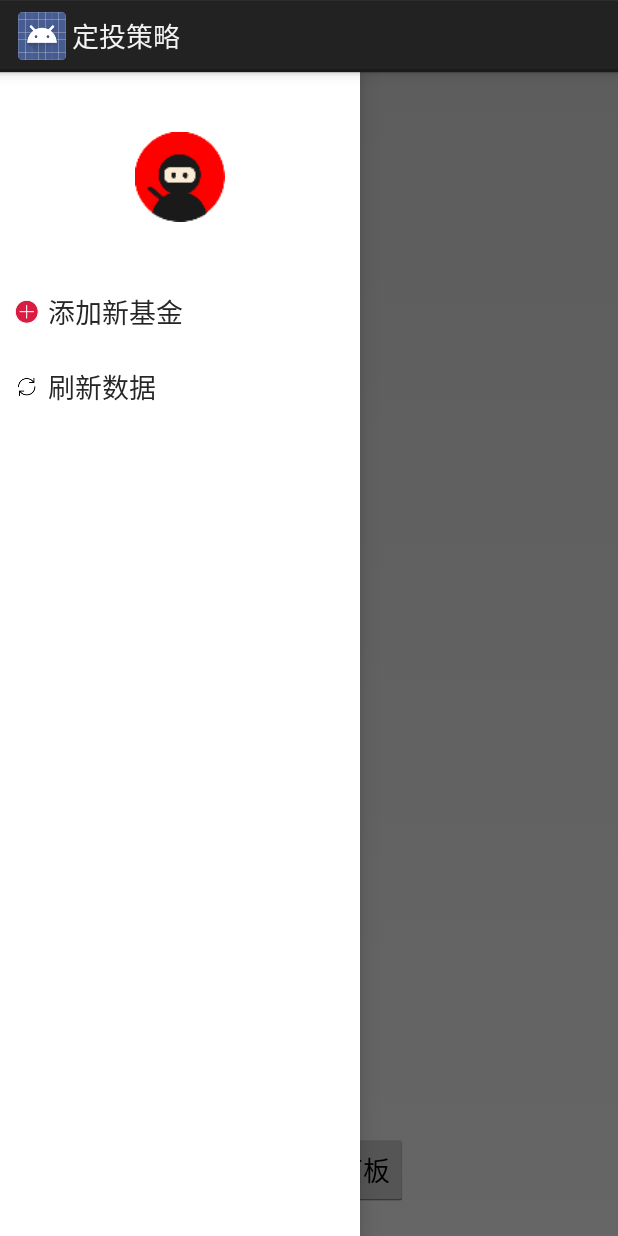
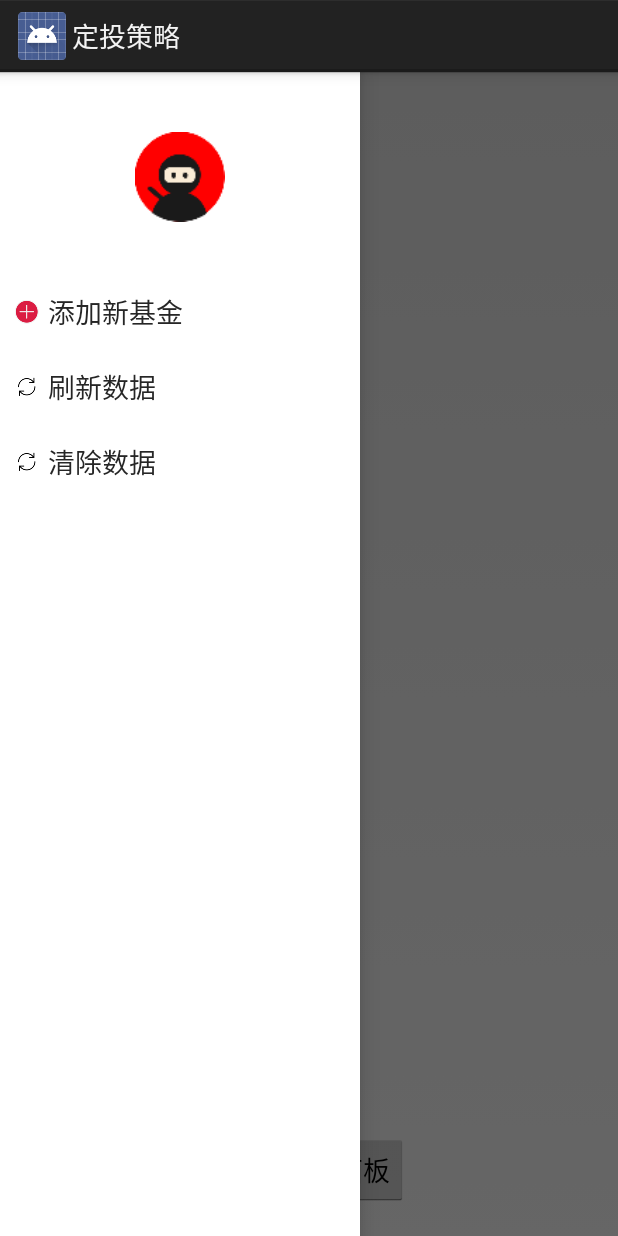
Before and after one commit to zerosnow/FoundationPlan, an Android app: the screen it shows after launch (MainActivity), with the side drawer open, on a phone screen of 412 x 824 dp. Run offline under Robolectric (Android 15) with nearby library versions, the phone set to English and light mode, and no system bars; our stand-ins replace Volley; libraries missing offline, so code that uses them is left out: com.yanzhenjie.recyclerview; plain views replace SwipeMenuRecyclerView; network calls fail; 7 statements that could not run were skipped.

Commit message:
增加清除数据

```diff
--- a/app/src/main/java/com/example/archerlei/foundationplan/main/FoundationUtil.kt
+++ b/app/src/main/java/com/example/archerlei/foundationplan/main/FoundationUtil.kt
@@ -25,4 +25,9 @@ object FoundationUtil {
         val type = (object :TypeToken<ArrayList<FoundationData>>(){}).type
         return Gson().fromJson(json, type) ?: ArrayList()
     }
+
+    fun clearFoundationList(context: Context) {
+        val sp = context.getSharedPreferences(FOUNDATION_KEY, Context.MODE_PRIVATE)
+        sp.edit().remove(FOUNDATION_KEY).apply()
+    }
 }
--- a/app/src/main/java/com/example/archerlei/foundationplan/main/MainActivity.kt
+++ b/app/src/main/java/com/example/archerlei/foundationplan/main/MainActivity.kt
@@ -34,6 +34,7 @@ class MainActivity : Activity() {
         mRecyclerView = findViewById(R.id.recycler_view)
         mDrawLayout = findViewById(R.id.drawer_layout)
         mFoundationPlanPresenter = FoundationPlanPresenter(mFoundationPlanView)
+        mFoundationPlanPresenter.initData()
         mFoundationPlanPresenter.requestData()
         initEvent()
     }
@@ -97,6 +98,11 @@ class MainActivity : Activity() {
             Toast.makeText(this@MainActivity, "更新中", Toast.LENGTH_LONG).show()
             mFoundationPlanPresenter.requestData()
         }
+
+        findViewById<TextView>(R.id.clear_data).setOnClickListener {
+            FoundationUtil.clearFoundationList(this@MainActivity)
+            mFoundationPlanPresenter.initData()
+        }
     }
 
     private val mFoundationPlanView = object :IFoundationPlanView {
--- a/app/src/main/java/com/example/archerlei/foundationplan/main/presenter/FoundationPlanPresenter.kt
+++ b/app/src/main/java/com/example/archerlei/foundationplan/main/presenter/FoundationPlanPresenter.kt
@@ -30,19 +30,23 @@ class FoundationPlanPresenter(private val view: IFoundationPlanView) {
     private val mList = ArrayList<FoundationData>()
     private val waitCount = AtomicInteger(0)
     init {
+
+    }
+
+    fun initData() {
         mList.addAll(FoundationUtil.readFoundationList(view.getActivity()))
-        //https://docs.qq.com/sheet/DY2x2UlJ3TUVVYU9n?tab=n7coyn 2021/3/31默认值
+        //https://docs.qq.com/sheet/DY2x2UlJ3TUVVYU9n?tab=n7coyn 2023/8/18默认值
         addData("110003", 1.7f)
         addData("003986", 1.7f)
         addData("090010", 2.1f)
         addData("007531", 1.2f)
-        addData("163406", 1.5f)
-        addData("519697", 4.7f)
-        addData("001717", 3.4f)
+        addData("163406", 1.4f)
+        addData("519697", 4.4f)
+        addData("001717", 3.0f)
         addData("217002", 1.3f)
-        addData("161723", 1.05f)
+        addData("161723", 1.1f)
         addData("160424", 1.45f)
-        addData("005827", 1.8f)
+        addData("005827", 1.9f)
     }
 
     fun addData(code: String, baseLine: Float) {
--- a/app/src/main/res/layout/activity_main.xml
+++ b/app/src/main/res/layout/activity_main.xml
@@ -69,5 +69,19 @@
             android:text="@string/refresh_data"
             android:textSize="18sp"
             android:textColor="@color/colorBlack" />
+
+        <TextView
+            android:id="@+id/clear_data"
+            android:layout_width="match_parent"
+            android:layout_height="40dp"
+            android:paddingLeft="10dp"
+            android:paddingRight="10dp"
+            android:layout_marginTop="10dp"
+            android:drawablePadding="6dp"
+            android:drawableLeft="@mipmap/icon_update"
+            android:gravity="center_vertical"
+            android:text="@string/clear_data"
+            android:textSize="18sp"
+            android:textColor="@color/colorBlack" />
     </LinearLayout>
 </android.support.v4.widget.DrawerLayout>
--- a/app/src/main/res/values/strings.xml
+++ b/app/src/main/res/values/strings.xml
@@ -3,6 +3,7 @@
 
     <string name="add_new_foundation">添加新基金</string>
     <string name="refresh_data">刷新数据</string>
+    <string name="clear_data">清除数据</string>
 
     <string name="please_input_foundation_info">请输入基金信息</string>
     <string name="foundation_code">基金代码</string>
```
